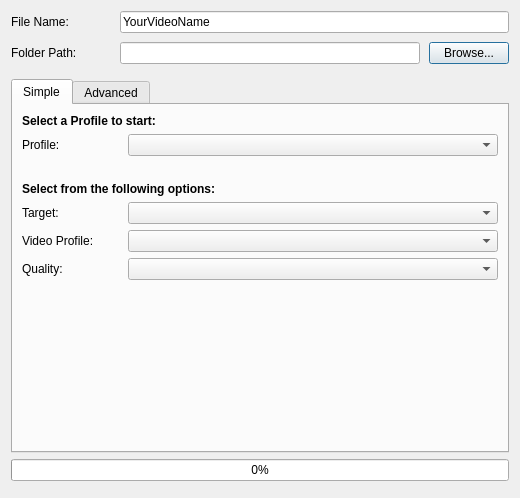
Qt form src/windows/ui/export.ui (OpenShot/openshot-qt) before a commit.
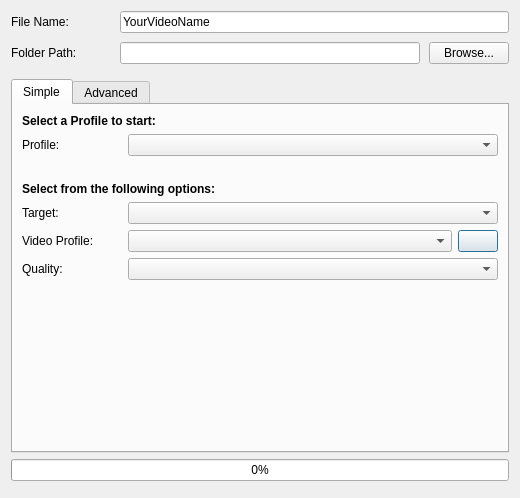
The same form after that commit. Icons and pictures are not drawn.

Commit message: - integrating new Profile UI with Export UI - separate Profile UI from default project id, and allow it to be more generic - Allow profile to initially select any profile by description or Key() - Correctly apply the profile of a loaded project, and fallback to a default if not found

Diff of the .ui file:
```diff
--- a/src/windows/ui/export.ui
+++ b/src/windows/ui/export.ui
@@ -161,17 +161,35 @@
        </item>
        <item row="3" column="0">
         <layout class="QFormLayout" name="formLayout_3">
-         <item row="0" column="1">
+         <item row="1" column="1">
+          <layout class="QHBoxLayout" name="horizontalLayoutProfile">
+           <item>
           <widget class="QComboBox" name="cboSimpleVideoProfile">
            <property name="sizePolicy">
-            <sizepolicy hsizetype="Preferred" vsizetype="Fixed">
+              <sizepolicy hsizetype="Expanding" vsizetype="Fixed">
              <horstretch>0</horstretch>
              <verstretch>0</verstretch>
             </sizepolicy>
            </property>
           </widget>
          </item>
-         <item row="0" column="0">
+           <item>
+            <widget class="QPushButton" name="btnBrowseProfiles">
+             <property name="toolTip">
+              <string>Search Profiles</string>
+             </property>
+             <property name="text">
+              <string/>
+             </property>
+             <property name="icon">
+              <iconset resource="../../../images/openshot.qrc">
+               <normaloff>:/icons/Humanity/mimes/16/video-x-generic.svg</normaloff>:/icons/Humanity/mimes/16/video-x-generic.svg</iconset>
+             </property>
+            </widget>
+           </item>
+          </layout>
+         </item>
+         <item row="1" column="0">
           <widget class="QLabel" name="label_4">
            <property name="minimumSize">
             <size>
```
Left out of the diff: 8 changed lines with no effect on the pictures. Lines whose indentation alone changed are shown as unchanged. The commit also changes 4 other files.
